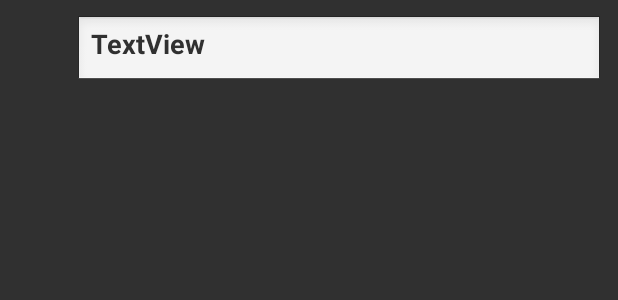
After one commit to alkj/Feedback, an Android app: the layout exlist_child_item_kom.xml on its own in the app's theme, with its tools: preview values and no code run, on a phone screen of 412 x 824 dp. The commit adds this screen. Shown: the top 300 px of the screen. Run offline under Robolectric (Android 15) with nearby library versions, the phone set to English and light mode, and no system bars.

Commit message:
Tilføjet kommentar aktiv itet med ExpendableListView

```diff
--- a/app/src/main/java/com/example/admin/feedback_app/aktiviteter/AfholdtMeode_akt.java
+++ b/app/src/main/java/com/example/admin/feedback_app/aktiviteter/AfholdtMeode_akt.java
@@ -145,7 +145,8 @@ public class AfholdtMeode_akt extends AppCompatActivity implements View.OnClickL
 
         }
         else if (view == kommentarer_knap) {
-
+            Intent intent = new Intent(this, Kommentarer_akt.class);
+            startActivity(intent);
         }
     }
 
--- /dev/null
+++ b/app/src/main/res/layout/exlist_child_item_kom.xml
@@ -0,0 +1,20 @@
+<?xml version="1.0" encoding="utf-8"?>
+<LinearLayout xmlns:android="http://schemas.android.com/apk/res/android"
+    android:layout_width="match_parent"
+    android:layout_height="match_parent"
+    android:background="@color/colorMørkegrå"
+    android:orientation="vertical"
+    android:paddingLeft="?android:attr/expandableListPreferredChildPaddingLeft">
+
+    <TextView
+        android:id="@+id/exlist_child_txtView"
+        android:layout_width="match_parent"
+        android:layout_height="wrap_content"
+        android:layout_margin="10dp"
+        android:background="@android:drawable/edit_text"
+        android:text="TextView"
+        android:textAlignment="viewStart"
+        android:textColor="@color/colorMørkegrå"
+        android:textSize="18sp"
+        android:textStyle="bold" />
+</LinearLayout>
--- a/app/src/main/res/values/strings.xml
+++ b/app/src/main/res/values/strings.xml
@@ -44,6 +44,7 @@
     <string name="videre">Videre</string>
     <string name="uddyb_hint">Uddyb gerne</string>
     <string name="afslut">Afslut</string>
+    <string name="Kommentarer">Kommentarer</string>
 
 
 </resources>
```
Also changed, not shown: app/src/main/AndroidManifest.xml (+4 -4 lines), app/src/main/java/com/example/admin/feedback_app/adaptere/SpørgsmålAdapter.java (added, +100 -0 lines), app/src/main/java/com/example/admin/feedback_app/aktiviteter/Kommentarer_akt.java (added, +51 -0 lines), app/src/main/res/layout/activity_kommentarer.xml (added, +37 -0 lines), app/src/main/res/layout/exlist_group_item_kom.xml (added, +19 -0 lines), app/build.gradle (line endings or trailing spaces).
